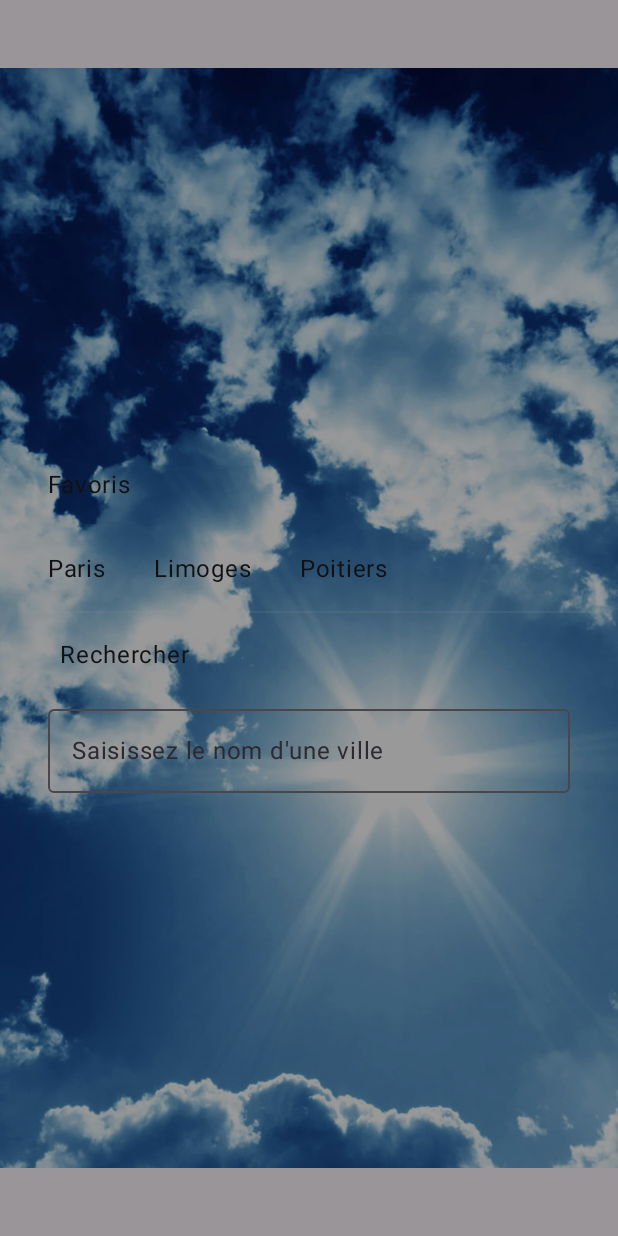
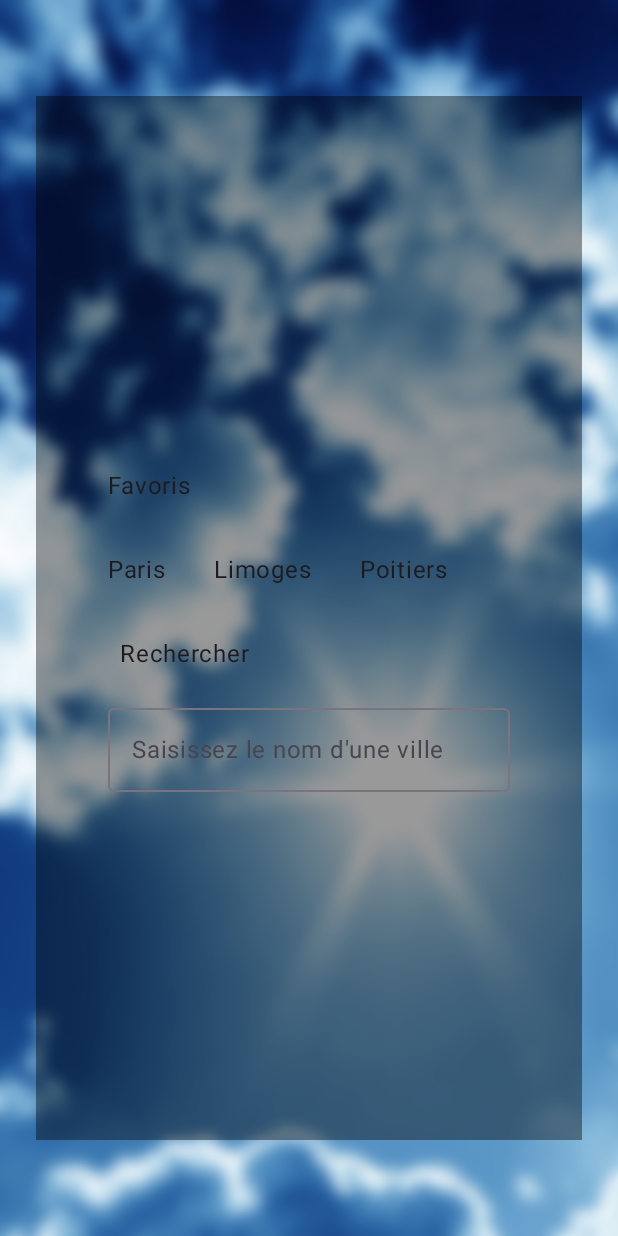
Before and after one commit to ArkAow/App-R4.11-Kotlin, an Android app built with Jetpack Compose: the screen it shows after launch (MainActivity), on a phone screen of 412 x 824 dp. Run offline under Robolectric (Android 15) with nearby library versions, the phone set to English and light mode, and no system bars.

Commit message:
modif frontend

```diff
--- a/androidWeatherApp/src/main/java/fr/unilim/weatherapplication/android/MainActivity.kt
+++ b/androidWeatherApp/src/main/java/fr/unilim/weatherapplication/android/MainActivity.kt
@@ -22,7 +22,9 @@ import androidx.compose.ui.tooling.preview.Preview
 import androidx.compose.ui.unit.dp
 import androidx.compose.material3.MaterialTheme
 import androidx.compose.material3.Text
+import androidx.compose.ui.draw.blur
 import androidx.compose.ui.graphics.Color
+import androidx.compose.ui.layout.ContentScale
 import androidx.compose.ui.res.painterResource
 
 class MainActivity : ComponentActivity() {
@@ -48,37 +50,41 @@ fun WeatherApp() {
         Image(
             painter = painterResource(id = R.drawable.sunny_day_wallpaper),
             contentDescription = null,
-            modifier = Modifier.fillMaxSize()
+            contentScale = ContentScale.FillBounds,
+            modifier = Modifier
+                .fillMaxSize()
+                .blur(8.dp)
         )
-
-        // Couche pour le contenu (texte et autres éléments)
-        Box(modifier = Modifier.fillMaxSize(), contentAlignment = Alignment.Center) {
-            Column(modifier = Modifier.padding(16.dp)) {
-                // Section des villes favorites
-                FavoriteCitiesSection(
-                    cities = listOf("Paris", "Limoges", "Poitiers"),
-                    onCityClicked = { }
-                )
-
-                // Divider
-                Divider(modifier = Modifier.height(1.dp), color = Color.White.copy(alpha = 0.12f))
-
-                // Section de recherche
-                SearchCitySection()
-            }
-        }
-
-        // Rectangle noir transparent superposé à l'image
         Box(
-            modifier = Modifier.fillMaxSize(),
+            modifier = Modifier
+                .fillMaxSize()
+                .padding(24.dp,64.dp),
             contentAlignment = Alignment.Center
         ) {
+            // Couche pour le fond noir
             Box(
                 modifier = Modifier
                     .fillMaxSize()
                     .background(Color.Black.copy(alpha = 0.4f))
                     .padding(16.dp)
-            )
+            ) {
+
+                // Couche pour le contenu (texte et autres éléments)
+                Box(modifier = Modifier.fillMaxSize(),
+                    contentAlignment = Alignment.Center
+                ) {
+                    Column(modifier = Modifier.padding(16.dp)) {
+                        // Section des favoris
+                        FavoriteCitiesSection(
+                            cities = listOf("Paris", "Limoges", "Poitiers"),
+                            onCityClicked = { }
+                        )
+
+                        // Section de recherche
+                        SearchCitySection()
+                    }
+                }
+            }
         }
     }
 }
@@ -115,6 +121,7 @@ fun SearchCitySection() {
             modifier = Modifier
                 .padding(vertical = 16.dp)
                 .padding(horizontal = 8.dp)
+
         )
         OutlinedTextField(
             value = TextFieldValue(text = searchText),
```
